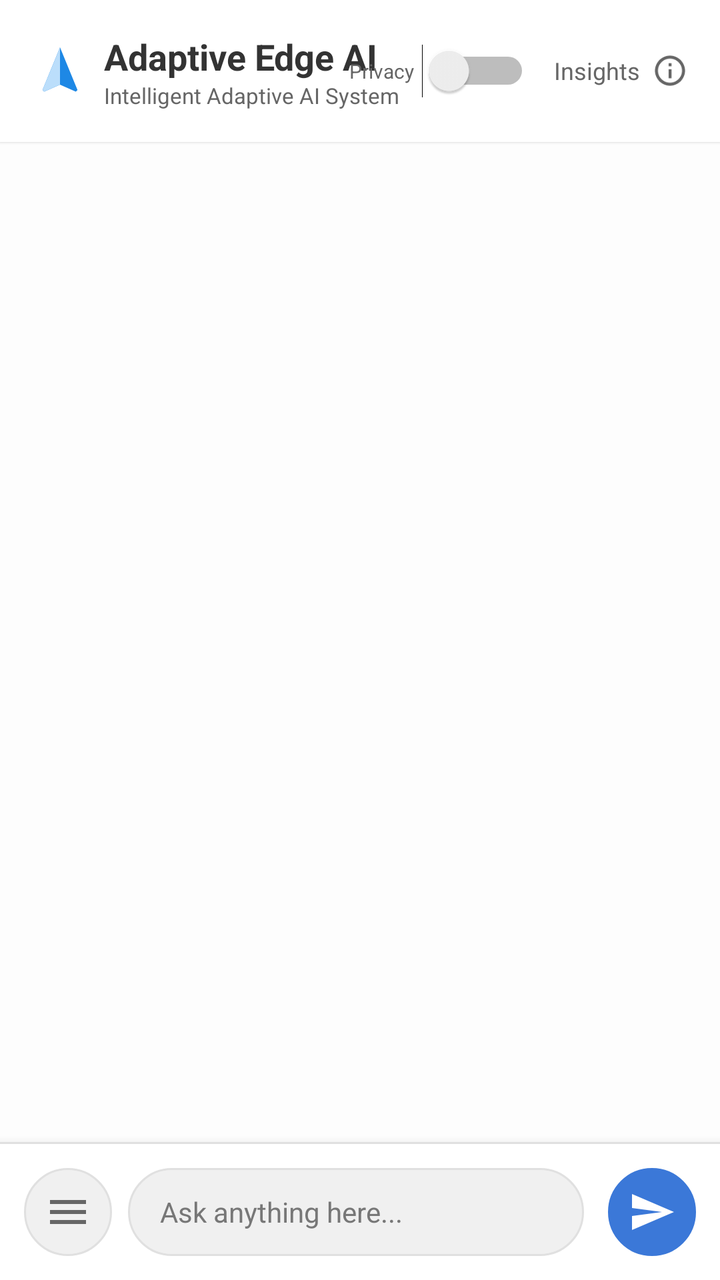
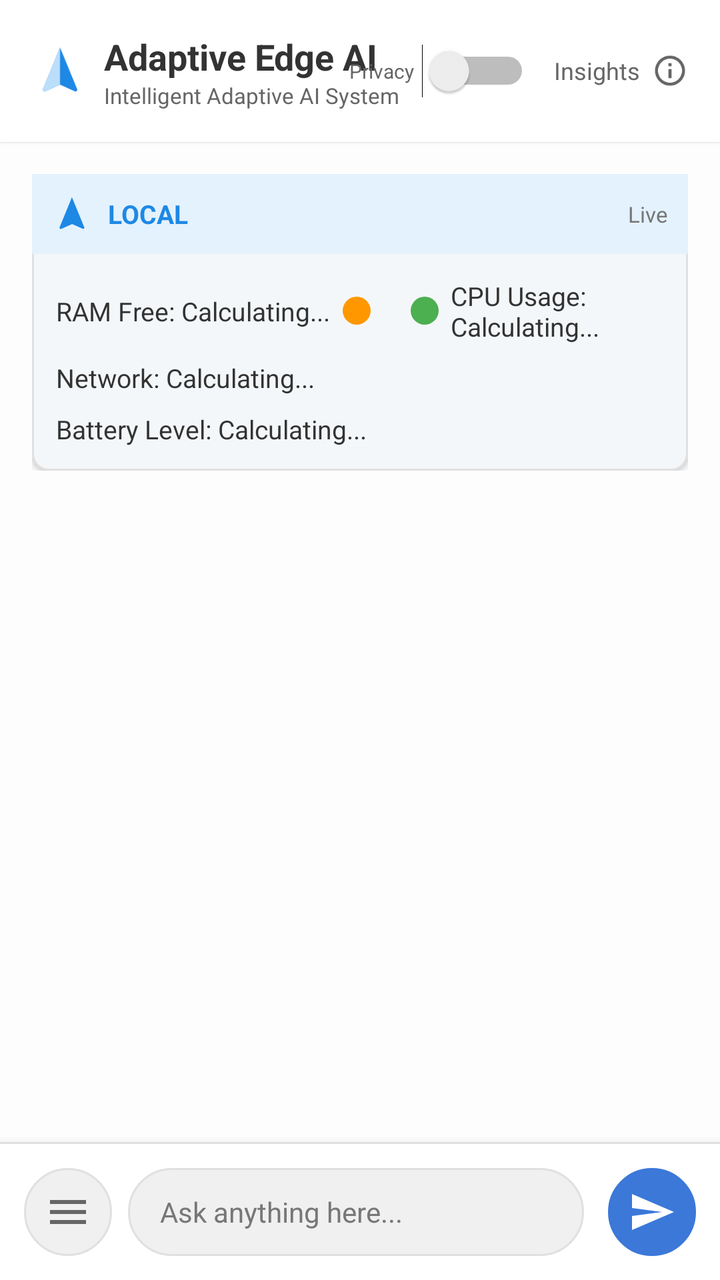

Two renders of the same Android screen: before a commit and after it. Below are the layout's source before the change and the commit's diff.
<!-- AndroidManifest.xml: application theme Theme.DynamicEdgeAI -->
<!-- res/layout/activity_main.xml -->
<?xml version="1.0" encoding="utf-8"?>
<RelativeLayout xmlns:android="http://schemas.android.com/apk/res/android"
    xmlns:app="http://schemas.android.com/apk/res-auto"
    android:layout_width="match_parent"
    android:layout_height="match_parent"
    android:background="#FDFDFD">

    
    <RelativeLayout
        android:id="@+id/header"
        android:layout_width="match_parent"
        android:layout_height="wrap_content"
        android:background="@color/white"
        android:padding="16dp"
        android:elevation="1dp">

        <LinearLayout
            android:layout_width="wrap_content"
            android:layout_height="wrap_content"
            android:orientation="horizontal"
            android:gravity="center_vertical">

            <ImageView
                android:layout_width="28dp"
                android:layout_height="28dp"
                android:src="@drawable/ic_app_logo"
                android:layout_marginEnd="8dp"/>

            <LinearLayout
                android:layout_width="wrap_content"
                android:layout_height="wrap_content"
                android:orientation="vertical">
                <TextView
                    android:layout_width="wrap_content"
                    android:layout_height="wrap_content"
                    android:text="Adaptive Edge AI"
                    android:textColor="#333333"
                    android:textSize="18sp"
                    android:textStyle="bold" />
                <TextView
                    android:layout_width="wrap_content"
                    android:layout_height="wrap_content"
                    android:text="Intelligent Adaptive AI System"
                    android:textColor="#666666"
                    android:textSize="11sp" />
            </LinearLayout>
        </LinearLayout>

        <LinearLayout
            android:layout_width="wrap_content"
            android:layout_height="wrap_content"
            android:layout_alignParentEnd="true"
            android:layout_centerVertical="true"
            android:orientation="horizontal"
            android:gravity="center_vertical">

            <TextView
                android:layout_width="wrap_content"
                android:layout_height="wrap_content"
                android:text="Privacy"
                android:textSize="10sp"
                android:textColor="#666666"
                android:layout_marginEnd="4dp"/>

            <Switch
                android:id="@+id/privacyModeToggle"
                android:layout_width="wrap_content"
                android:layout_height="wrap_content"
                android:layout_marginEnd="12dp"
                android:checked="false" />

            <LinearLayout
                android:id="@+id/insightsToggle"
                android:layout_width="wrap_content"
                android:layout_height="wrap_content"
                android:orientation="horizontal"
                android:gravity="center_vertical"
                android:clickable="true"
                android:focusable="true"
                android:background="?attr/selectableItemBackground">
                <TextView
                    android:id="@+id/insightsToggleText"
                    android:layout_width="wrap_content"
                    android:layout_height="wrap_content"
                    android:text="Insights"
                    android:textSize="12sp"
                    android:textColor="#666666"
                    android:layout_marginEnd="6dp"/>
                <ImageView
                    android:id="@+id/insightsInfoIcon"
                    android:layout_width="18dp"
                    android:layout_height="18dp"
                    android:src="@drawable/ic_ai_small"
                    app:tint="#666666" />
            </LinearLayout>
        </LinearLayout>
    </RelativeLayout>

    
    <LinearLayout
        android:id="@+id/insightsContainer"
        android:layout_width="match_parent"
        android:layout_height="wrap_content"
        android:layout_below="@id/header"
        android:orientation="vertical"
        android:padding="16dp"
        android:visibility="gone">

        <LinearLayout
            android:layout_width="match_parent"
            android:layout_height="wrap_content"
            android:background="@drawable/card_insights"
            android:orientation="vertical"
            android:elevation="2dp">

            <RelativeLayout
                android:layout_width="match_parent"
                android:layout_height="wrap_content"
                android:background="#E3F2FD"
                android:padding="10dp">
                <ImageView
                    android:layout_width="20dp"
                    android:layout_height="20dp"
                    android:src="@drawable/ic_app_logo"
                    app:tint="@color/accent_blue" />
                <TextView
                    android:id="@+id/insightModeText"
                    android:layout_width="wrap_content"
                    android:layout_height="wrap_content"
                    android:layout_marginStart="28dp"
                    android:layout_centerVertical="true"
                    android:text="LOCAL"
                    android:textColor="@color/accent_blue"
                    android:textStyle="bold"
                    android:textSize="13sp" />
                <TextView
                    android:layout_width="wrap_content"
                    android:layout_height="wrap_content"
                    android:layout_alignParentEnd="true"
                    android:layout_centerVertical="true"
                    android:text="Live"
                    android:textColor="#777777"
                    android:textSize="11sp" />
            </RelativeLayout>

            <LinearLayout
                android:layout_width="match_parent"
                android:layout_height="wrap_content"
                android:orientation="vertical"
                android:padding="12dp">

                <LinearLayout
                    android:layout_width="match_parent"
                    android:layout_height="wrap_content"
                    android:orientation="horizontal"
                    android:gravity="center_vertical">
                    <TextView
                        android:id="@+id/ramLabel"
                        android:layout_width="wrap_content"
                        android:layout_height="wrap_content"
                        android:text="RAM Free: Calculating..."
                        android:textColor="#333333"
                        android:textSize="13sp" />
                    <ImageView
                        android:id="@+id/ramIndicator"
                        android:layout_width="14dp"
                        android:layout_height="14dp"
                        android:layout_marginStart="6dp"
                        android:src="@drawable/dot_orange" />

                    <View android:layout_width="20dp" android:layout_height="1dp" />

                    <ImageView
                        android:id="@+id/cpuIndicator"
                        android:layout_width="14dp"
                        android:layout_height="14dp"
                        android:layout_marginEnd="6dp"
                        android:src="@drawable/dot_green" />
                    <TextView
                        android:id="@+id/cpuLabel"
                        android:layout_width="wrap_content"
                        android:layout_height="wrap_content"
                        android:text="CPU Usage: Calculating..."
                        android:textColor="#333333"
                        android:textSize="13sp" />
                </LinearLayout>

                <TextView
                    android:id="@+id/networkLabel"
                    android:layout_width="wrap_content"
                    android:layout_height="wrap_content"
                    android:layout_marginTop="8dp"
                    android:text="Network: Calculating..."
                    android:textColor="#333333"
                    android:textSize="13sp" />

                <TextView
                    android:id="@+id/batteryLabel"
                    android:layout_width="wrap_content"
                    android:layout_height="wrap_content"
                    android:layout_marginTop="8dp"
                    android:text="Battery Level: Calculating..."
                    android:textColor="#333333"
                    android:textSize="13sp" />
            </LinearLayout>
        </LinearLayout>
    </LinearLayout>

    
    <ScrollView
        android:id="@+id/chatScrollView"
        android:layout_width="match_parent"
        android:layout_height="match_parent"
        android:layout_below="@id/insightsContainer"
        android:layout_above="@+id/inputArea"
        android:clipToPadding="false"
        android:padding="16dp">

        <LinearLayout
            android:id="@+id/chatContainer"
            android:layout_width="match_parent"
            android:layout_height="wrap_content"
            android:orientation="vertical">

            
            <LinearLayout
                android:id="@+id/thinkingIndicator"
                android:layout_width="wrap_content"
                android:layout_height="wrap_content"
                android:background="@drawable/bubble_ai"
                android:padding="12dp"
                android:visibility="gone"
                android:layout_marginBottom="16dp">
                <TextView
                    android:id="@+id/thinkingText"
                    android:layout_width="wrap_content"
                    android:layout_height="wrap_content"
                    android:text="Thinking..."
                    android:textColor="#666666"
                    android:textSize="14sp" />
            </LinearLayout>
        </LinearLayout>
    </ScrollView>

    
    <LinearLayout
        android:id="@+id/inputArea"
        android:layout_width="match_parent"
        android:layout_height="wrap_content"
        android:layout_alignParentBottom="true"
        android:background="@color/white"
        android:orientation="vertical"
        android:elevation="8dp">

        <View android:layout_width="match_parent" android:layout_height="1dp" android:background="#E0E0E0" />

        <LinearLayout
            android:layout_width="match_parent"
            android:layout_height="wrap_content"
            android:padding="12dp"
            android:orientation="horizontal"
            android:gravity="center_vertical">

            <ImageButton
                android:id="@+id/menuButton"
                android:layout_width="44dp"
                android:layout_height="44dp"
                android:layout_marginEnd="8dp"
                android:background="@drawable/input_bg"
                android:src="@drawable/ic_menu"
                app:tint="#666666" />

            <EditText
                android:id="@+id/messageInput"
                android:layout_width="0dp"
                android:layout_height="44dp"
                android:layout_weight="1"
                android:background="@drawable/input_bg"
                android:hint="Ask anything here..."
                android:paddingStart="16dp"
                android:paddingEnd="16dp"
                android:textSize="14sp"
                android:textColor="#222222"
                android:textColorHint="#777777"
                android:inputType="textLongMessage" />

            <ImageButton
                android:id="@+id/sendButton"
                android:layout_width="44dp"
                android:layout_height="44dp"
                android:layout_marginStart="12dp"
                android:background="@drawable/input_bg"
                android:backgroundTint="@color/btn_blue"
                android:src="@drawable/ic_send"
                app:tint="@color/white" />
        </LinearLayout>
    </LinearLayout>

</RelativeLayout>
<!-- resources referenced by this layout -->
<resources>
  <color name="accent_blue">#1E88E5</color>
  <color name="btn_blue">#3B78D8</color>
  <color name="white">#FFFFFFFF</color>
  <!-- drawable bubble_ai (drawable) -->
  <?xml version="1.0" encoding="utf-8"?>
  <shape xmlns:android="http://schemas.android.com/apk/res/android">
      <solid android:color="@color/white" />
      <stroke android:width="1dp" android:color="@color/bubble_border" />
      <corners
          android:topLeftRadius="16dp"
          android:topRightRadius="16dp"
          android:bottomLeftRadius="4dp"
          android:bottomRightRadius="16dp" />
  </shape>
  <!-- drawable card_insights (drawable) -->
  <?xml version="1.0" encoding="utf-8"?>
  <shape xmlns:android="http://schemas.android.com/apk/res/android">
      <solid android:color="@color/insights_bg" />
      <stroke android:width="1dp" android:color="@color/bubble_border" />
      <corners android:radius="8dp" />
  </shape>
  <!-- drawable dot_green (drawable) -->
  <?xml version="1.0" encoding="utf-8"?>
  <shape xmlns:android="http://schemas.android.com/apk/res/android"
      android:shape="oval">
      <solid android:color="@color/status_green" />
      <size android:width="12dp" android:height="12dp" />
  </shape>
  <!-- drawable dot_orange (drawable) -->
  <?xml version="1.0" encoding="utf-8"?>
  <shape xmlns:android="http://schemas.android.com/apk/res/android"
      android:shape="oval">
      <solid android:color="@color/status_orange" />
      <size android:width="12dp" android:height="12dp" />
  </shape>
  <!-- drawable ic_menu (drawable) -->
  <vector xmlns:android="http://schemas.android.com/apk/res/android"
      android:width="24dp"
      android:height="24dp"
      android:viewportWidth="24"
      android:viewportHeight="24">
      <path
          android:fillColor="#000000"
          android:pathData="M3,18h18v-2H3v2zM3,13h18v-2H3v2zM3,6v2h18V6H3z" />
  </vector>
  <!-- drawable ic_send (drawable) -->
  <?xml version="1.0" encoding="utf-8"?>
  <vector xmlns:android="http://schemas.android.com/apk/res/android"
      android:width="24dp"
      android:height="24dp"
      android:viewportWidth="24"
      android:viewportHeight="24">
      <path
          android:fillColor="@color/white"
          android:pathData="M2.01,21L23,12 2.01,3 2,10l15,2 -15,2z" />
  </vector>
  <!-- drawable input_bg (drawable) -->
  <?xml version="1.0" encoding="utf-8"?>
  <shape xmlns:android="http://schemas.android.com/apk/res/android">
      <solid android:color="#F0F0F0" />
      <corners android:radius="24dp" />
      <stroke android:width="1dp" android:color="#E0E0E0" />
  </shape>
  <color name="bubble_border">#E0E0E0</color>
  <color name="insights_bg">#F4F7F9</color>
  <color name="status_green">#4CAF50</color>
  <color name="status_orange">#FF9800</color>
  <!-- unchanged entries left out for length: 3 -->
</resources>

<!-- the commit's change to res/layout/activity_main.xml (unified diff, before → after) -->
@@ -104,7 +104,7 @@
         android:layout_below="@id/header"
         android:orientation="vertical"
         android:padding="16dp"
-        android:visibility="gone">
+        android:visibility="visible">
 
         <LinearLayout
             android:layout_width="match_parent"
@@ -207,6 +207,104 @@
     </LinearLayout>
 
     
+    <androidx.cardview.widget.CardView
+        android:id="@+id/downloadOverlay"
+        android:layout_width="220dp"
+        android:layout_height="wrap_content"
+        android:layout_alignParentBottom="true"
+        android:layout_alignParentEnd="true"
+        android:layout_marginBottom="80dp"
+        android:layout_marginEnd="16dp"
+        app:cardCornerRadius="12dp"
+        app:cardElevation="8dp"
+        android:visibility="gone">
+        <LinearLayout
+            android:layout_width="match_parent"
+            android:layout_height="wrap_content"
+            android:orientation="vertical"
+            android:padding="12dp"
+            android:background="#FFFFFF">
+
+            <TextView
+                android:id="@+id/downloadTitleText"
+                android:layout_width="match_parent"
+                android:layout_height="wrap_content"
+                android:text="Downloading Model..."
+                android:textSize="12sp"
+                android:textStyle="bold"
+                android:textColor="#333333"
+                android:singleLine="true"
+                android:ellipsize="end"/>
+
+            <TextView
+                android:id="@+id/downloadStatusText"
+                android:layout_width="match_parent"
+                android:layout_height="wrap_content"
+                android:text="Status: Pending"
+                android:textSize="10sp"
+                android:textColor="#666666"
+                android:layout_marginTop="2dp"/>
+
+            <ProgressBar
+                android:id="@+id/downloadProgressBar"
+                style="?android:attr/progressBarStyleHorizontal"
+                android:layout_width="match_parent"
+                android:layout_height="8dp"
+                android:layout_marginTop="8dp"
+                android:progress="0"
+                android:max="100"
+                android:progressDrawable="@drawable/progress_bar_blue"/>
+
+            <RelativeLayout
+                android:layout_width="match_parent"
+                android:layout_height="wrap_content"
+                android:layout_marginTop="4dp">
+                <TextView
+                    android:id="@+id/downloadPercentText"
+                    android:layout_width="wrap_content"
+                    android:layout_height="wrap_content"
+                    android:text="0%"
+                    android:textSize="10sp"
+                    android:textColor="#666666"/>
+
+                <LinearLayout
+                    android:layout_width="wrap_content"
+                    android:layout_height="wrap_content"
+                    android:layout_alignParentEnd="true"
+                    android:orientation="horizontal">
+
+                    <ImageButton
+                        android:id="@+id/btnRetryDownload"
+                        android:layout_width="24dp"
+                        android:layout_height="24dp"
+                        android:src="@android:drawable/ic_menu_rotate"
+                        android:background="?attr/selectableItemBackgroundBorderless"
+                        app:tint="#2196F3"
+                        android:visibility="gone"
+                        android:layout_marginEnd="8dp"/>
+
+                    <ImageButton
+                        android:id="@+id/btnPauseResume"
+                        android:layout_width="24dp"
+                        android:layout_height="24dp"
+                        android:src="@drawable/ic_pause"
+                        android:background="?attr/selectableItemBackgroundBorderless"
+                        app:tint="#666666"
+                        android:layout_marginEnd="8dp"/>
+
+                    <ImageButton
+                        android:id="@+id/btnCancelDownload"
+                        android:layout_width="24dp"
+                        android:layout_height="24dp"
+                        android:src="@android:drawable/ic_menu_close_clear_cancel"
+                        android:background="?attr/selectableItemBackgroundBorderless"
+                        app:tint="#F44336"/>
+                </LinearLayout>
+            </RelativeLayout>
+        </LinearLayout>
+    </androidx.cardview.widget.CardView>
+
+    
     <ScrollView
         android:id="@+id/chatScrollView"
         android:layout_width="match_parent"
@@ -222,7 +320,6 @@
             android:layout_height="wrap_content"
             android:orientation="vertical">
 
-            
             <LinearLayout
                 android:id="@+id/thinkingIndicator"
                 android:layout_width="wrap_content"
<!-- resource entries referenced after the edit -->
@@ -45,6 +45,16 @@
           android:fillColor="#000000"
           android:pathData="M3,18h18v-2H3v2zM3,13h18v-2H3v2zM3,6v2h18V6H3z" />
   </vector>
+  <!-- drawable ic_pause (drawable) -->
+  <vector xmlns:android="http://schemas.android.com/apk/res/android"
+      android:width="24dp"
+      android:height="24dp"
+      android:viewportWidth="24"
+      android:viewportHeight="24">
+      <path
+          android:fillColor="#666666"
+          android:pathData="M6,19h4V5H6V19zM14,5v14h4V5H14z"/>
+  </vector>
   <!-- drawable ic_send (drawable) -->
   <?xml version="1.0" encoding="utf-8"?>
   <vector xmlns:android="http://schemas.android.com/apk/res/android"
@@ -63,6 +73,24 @@
       <corners android:radius="24dp" />
       <stroke android:width="1dp" android:color="#E0E0E0" />
   </shape>
+  <!-- drawable progress_bar_blue (drawable) -->
+  <?xml version="1.0" encoding="utf-8"?>
+  <layer-list xmlns:android="http://schemas.android.com/apk/res/android">
+      <item android:id="@android:id/background">
+          <shape>
+              <corners android:radius="4dp" />
+              <solid android:color="#E0E0E0" />
+          </shape>
+      </item>
+      <item android:id="@android:id/progress">
+          <clip>
+              <shape>
+                  <corners android:radius="4dp" />
+                  <solid android:color="#2196F3" />
+              </shape>
+          </clip>
+      </item>
+  </layer-list>
   <color name="bubble_border">#E0E0E0</color>
   <color name="insights_bg">#F4F7F9</color>
   <color name="status_green">#4CAF50</color>
